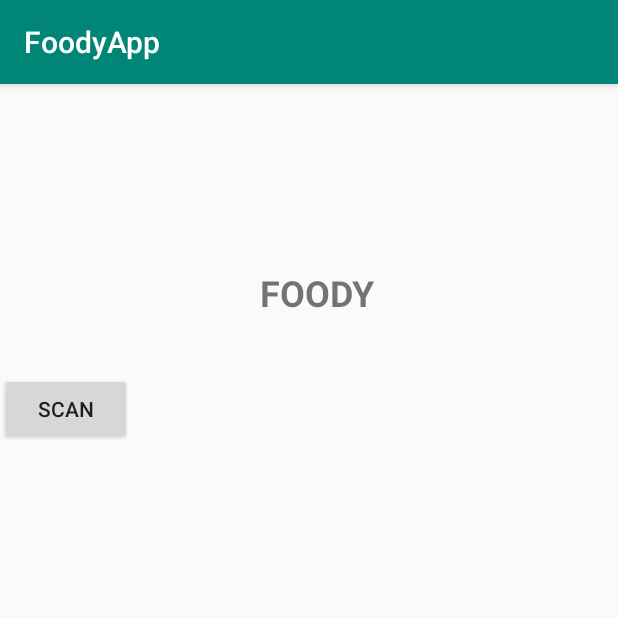
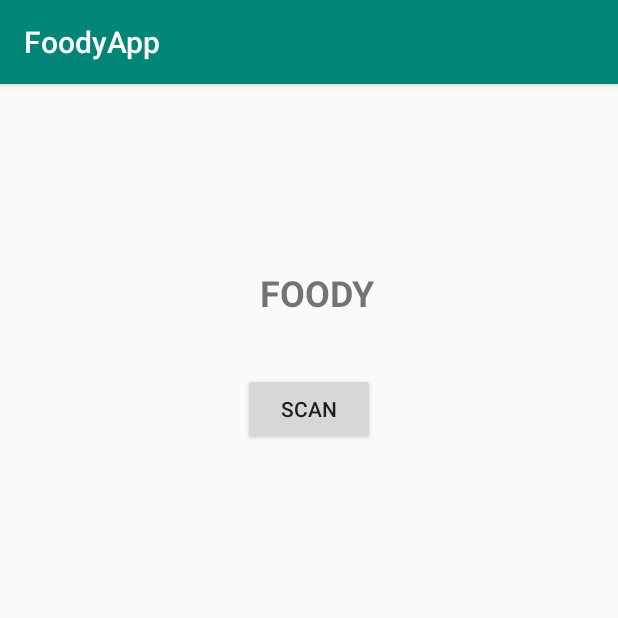
Before and after one commit to fahimbellili/ELIM_18-19_Foody, an Android app: the screen it shows after launch (MainActivity), on a phone screen of 412 x 824 dp, the top half of it. Run offline under Robolectric (Android 15) with nearby library versions, the phone set to English and light mode, and no system bars; libraries missing offline, so code that uses them is left out: com.google.zxing.integration.

Commit message:
debug scan

```diff
--- a/FoodyApp/app/build.gradle
+++ b/FoodyApp/app/build.gradle
@@ -4,7 +4,7 @@ android {
     compileSdkVersion 27
     defaultConfig {
         applicationId "com.foody.foodyapp"
-        minSdkVersion 19
+        minSdkVersion 21
         targetSdkVersion 27
         versionCode 1
         versionName "1.0"
--- a/FoodyApp/app/src/main/java/com/foody/foodyapp/MainActivity.java
+++ b/FoodyApp/app/src/main/java/com/foody/foodyapp/MainActivity.java
@@ -15,23 +15,22 @@ import com.google.zxing.integration.android.IntentResult;
 
 public class MainActivity extends AppCompatActivity {
 
-    TextView result = (TextView) findViewById(R.id.scan_result);
-    Button scan = (Button) findViewById(R.id.scan);;
+    TextView result;
+    Button scan;
 
     @Override
     public void onCreate(Bundle savedInstanceState) {
         super.onCreate(savedInstanceState);
         setContentView(R.layout.activity_main);
-
+        scan = (Button) findViewById(R.id.scan);
+        result = (TextView) findViewById(R.id.scan_result);
         scan.setOnClickListener(new View.OnClickListener() {
             @Override
             public void onClick(View v) {
-                //Intent intent = new Intent(MainPage.this, QRCodeScanner.class);
-                //startActivity(intent);
-                //finish();
-                Vibrator vib = (Vibrator) MainActivity.this.getSystemService(Context.VIBRATOR_SERVICE);
+
+              /*  Vibrator vib = (Vibrator) MainActivity.this.getSystemService(Context.VIBRATOR_SERVICE);
                 // Vibrate for 500 milliseconds
-                vib.vibrate(500);
+                vib.vibrate(500);*/
 
                 IntentIntegrator intentIntegrator = new IntentIntegrator(MainActivity.this);
                 intentIntegrator
--- a/FoodyApp/app/src/main/res/layout/activity_main.xml
+++ b/FoodyApp/app/src/main/res/layout/activity_main.xml
@@ -24,17 +24,25 @@
         android:id="@+id/scan"
         android:layout_width="wrap_content"
         android:layout_height="wrap_content"
+        android:layout_marginStart="8dp"
         android:layout_marginTop="8dp"
+        android:layout_marginEnd="8dp"
         android:layout_marginBottom="8dp"
         android:text="SCAN"
         app:layout_constraintBottom_toBottomOf="parent"
+        app:layout_constraintEnd_toEndOf="parent"
+        app:layout_constraintStart_toStartOf="parent"
         app:layout_constraintTop_toBottomOf="@+id/textView"
-        app:layout_constraintVertical_bias="0.053"
-        tools:layout_editor_absoluteX="148dp" />
+        app:layout_constraintVertical_bias="0.053" />
 
     <TextView
         android:id="@+id/scan_result"
         android:layout_width="match_parent"
-        android:layout_height="wrap_content"/>
+        android:layout_height="wrap_content"
+        android:layout_marginTop="8dp"
+        android:layout_marginBottom="224dp"
+        app:layout_constraintBottom_toBottomOf="parent"
+        app:layout_constraintTop_toBottomOf="@+id/scan"
+        tools:layout_editor_absoluteX="0dp" />
 
 </android.support.constraint.ConstraintLayout>
```
